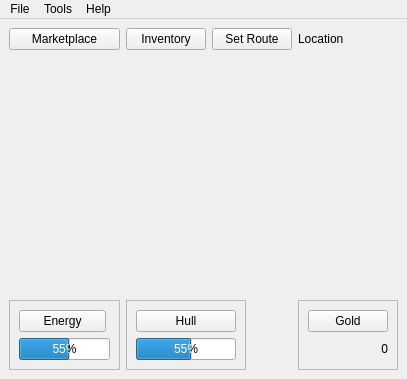
Old version of the form maingame.ui in the repository Metsuryu/Star_Stuff.
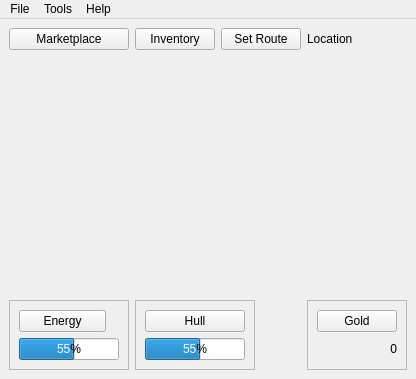
New version of the form. Icons and pictures are not drawn.

The edit to the form file:
```diff
--- a/maingame.ui
+++ b/maingame.ui
@@ -82,9 +82,24 @@
        </item>
        <item>
         <widget class="QProgressBar" name="BAREnergy">
+         <property name="minimumSize">
+          <size>
+           <width>100</width>
+           <height>0</height>
+          </size>
+         </property>
+         <property name="maximumSize">
+          <size>
+           <width>100</width>
+           <height>16777215</height>
+          </size>
+         </property>
          <property name="cursor">
           <cursorShape>ArrowCursor</cursorShape>
          </property>
+         <property name="styleSheet">
+          <string notr="true">text-align: center;</string>
+         </property>
          <property name="value">
           <number>55</number>
          </property>
@@ -117,9 +132,24 @@
        </item>
        <item>
         <widget class="QProgressBar" name="BARHull">
+         <property name="minimumSize">
+          <size>
+           <width>100</width>
+           <height>0</height>
+          </size>
+         </property>
+         <property name="maximumSize">
+          <size>
+           <width>100</width>
+           <height>16777215</height>
+          </size>
+         </property>
          <property name="cursor">
           <cursorShape>ArrowCursor</cursorShape>
          </property>
+         <property name="styleSheet">
+          <string notr="true">text-align: center;</string>
+         </property>
          <property name="value">
           <number>55</number>
          </property>
```
